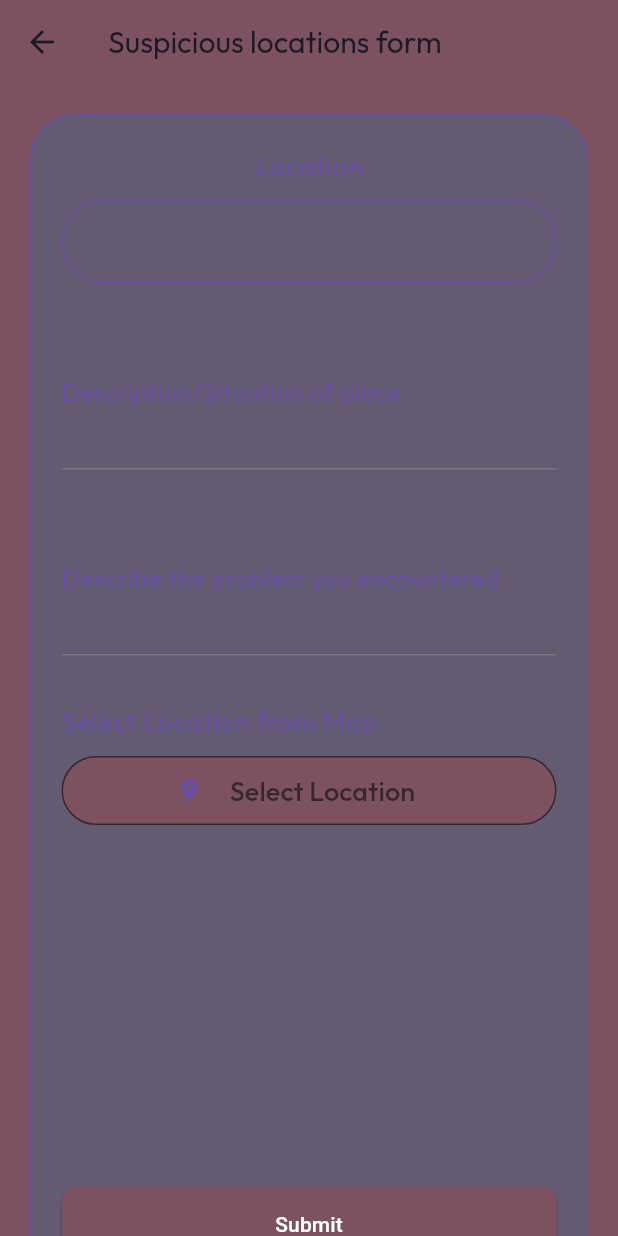
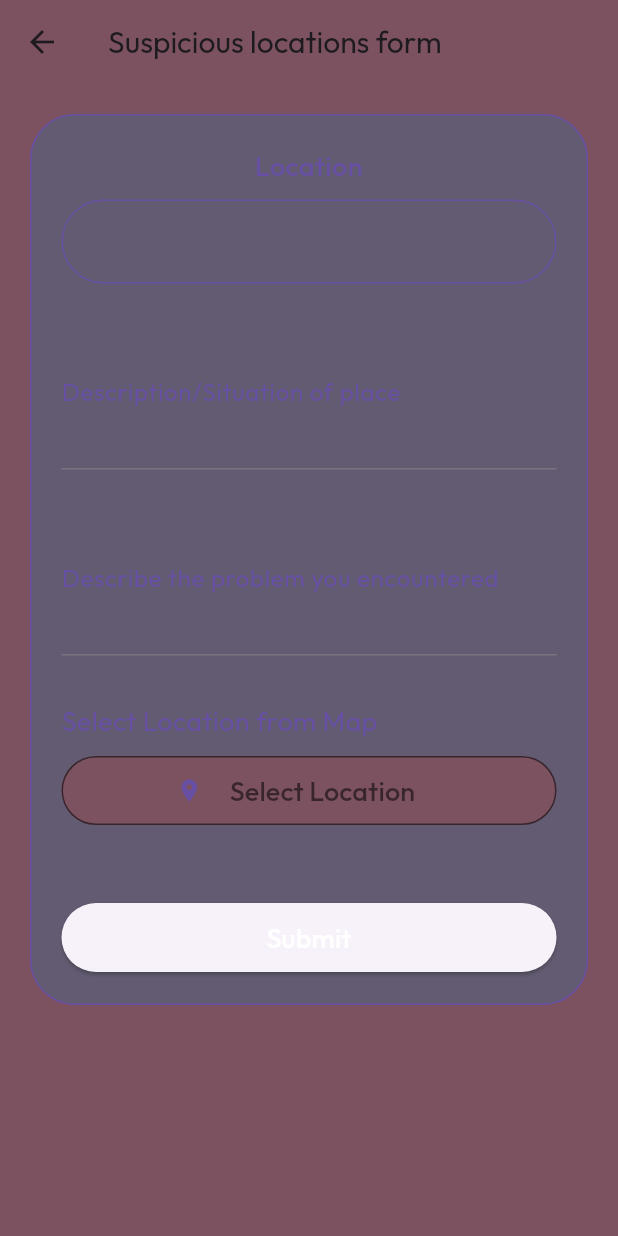
Before and after one commit to thisispriyanshu/saheli, a Flutter app: the SafeRoutesForm screen opened directly, on a phone screen of 412 x 824 dp. Run offline on Flutter 3.47's test engine with Material 3 defaults, Android fonts, the phone set to English and light mode, and no system bars; our stand-ins replace audioplayers, awesome_snackbar_content, bloc, cached_network_image, carousel_slider, chat_bubbles and 35 more; missing offline and left inert: android_physical_buttons, background_sms, cupertino_onboarding, fl_country_code_picker, flutter_phone_direct_caller, flutter_polyline_points and 5 more; accounts and stored records are empty; project files that could hold a hidden picture were left out.

Commit message:
update submit form screen

```diff
--- a/frontend/saheli_app/lib/widgets/SOSStorage/SubmitForm.dart
+++ b/frontend/saheli_app/lib/widgets/SOSStorage/SubmitForm.dart
@@ -5,10 +5,26 @@
 import 'package:google_maps_flutter/google_maps_flutter.dart';
 import 'NavigationScreen.dart';
 
-class SafeRoutesForm extends StatelessWidget {
+class SafeRoutesForm extends StatefulWidget {
+  SafeRoutesForm({super.key});
+
+  @override
+  State<SafeRoutesForm> createState() => _SafeRoutesFormState();
+}
+
+class _SafeRoutesFormState extends State<SafeRoutesForm> {
   TextEditingController _nameController = TextEditingController();
   TextEditingController _descriptionController = TextEditingController();
   TextEditingController _situationController = TextEditingController();
+
+  @override
+  void dispose() {
+    // TODO: implement dispose
+    super.dispose();
+    _nameController.dispose();
+    _descriptionController.dispose();
+    _situationController.dispose();
+  }
 
   @override
   Widget build(BuildContext context) {
@@ -124,22 +140,18 @@
                   ),
                 ),
               ),
-              const SizedBox(height: 240.0),
+              const SizedBox(height: 50.0),
               ElevatedButton(
-                style: ElevatedButton.styleFrom(
-                  backgroundColor: Theme.of(context).colorScheme.tertiary,
-                  padding:
-                      const EdgeInsets.symmetric(horizontal: 25, vertical: 15),
-                  shape: RoundedRectangleBorder(
-                    borderRadius: BorderRadius.circular(10),
-                  ),
-                ),
                 onPressed: () {
                   _submitForm(context);
                 },
-                child: const Text(
-                  'Submit',
-                  style: TextStyle(color: Colors.white),
+                child: Padding(
+                  padding: const EdgeInsets.all(10.0),
+                  child: Text(
+                    'Submit',
+                    style:
+                        GoogleFonts.outfit(color: Colors.white, fontSize: 18),
+                  ),
                 ),
               ),
             ],
@@ -175,14 +187,14 @@
         context: context,
         builder: (BuildContext context) {
           return AlertDialog(
-            title: Text('Success'),
-            content: Text('Complaint submitted successfully!'),
+            title: const Text('Success'),
+            content: const Text('Complaint submitted successfully!'),
             actions: <Widget>[
               TextButton(
                 onPressed: () {
                   Navigator.of(context).pop();
                 },
-                child: Text('OK'),
+                child: const Text('OK'),
               ),
             ],
           );
@@ -194,15 +206,15 @@
         context: context,
         builder: (BuildContext context) {
           return AlertDialog(
-            title: Text('Error'),
+            title: const Text('Error'),
             content:
-                Text('Failed to submit complaint. Please try again later.'),
+                const Text('Failed to submit complaint. Please try again later.'),
             actions: <Widget>[
               TextButton(
                 onPressed: () {
                   Navigator.of(context).pop();
                 },
-                child: Text('OK'),
+                child: const Text('OK'),
               ),
             ],
           );
```
